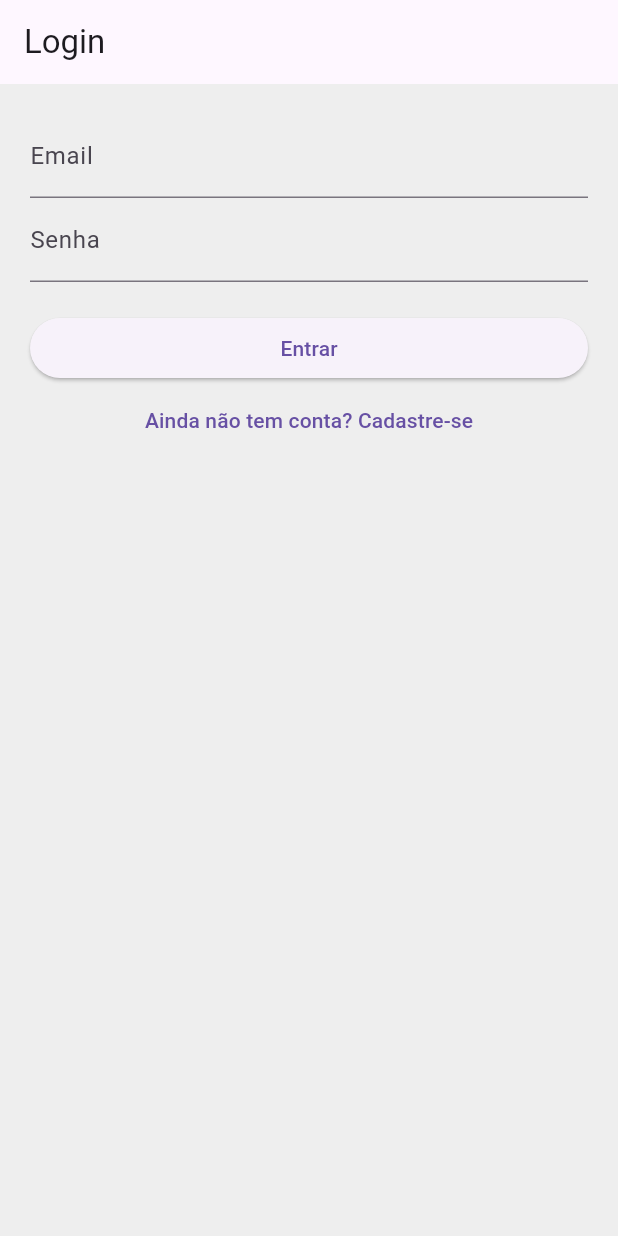
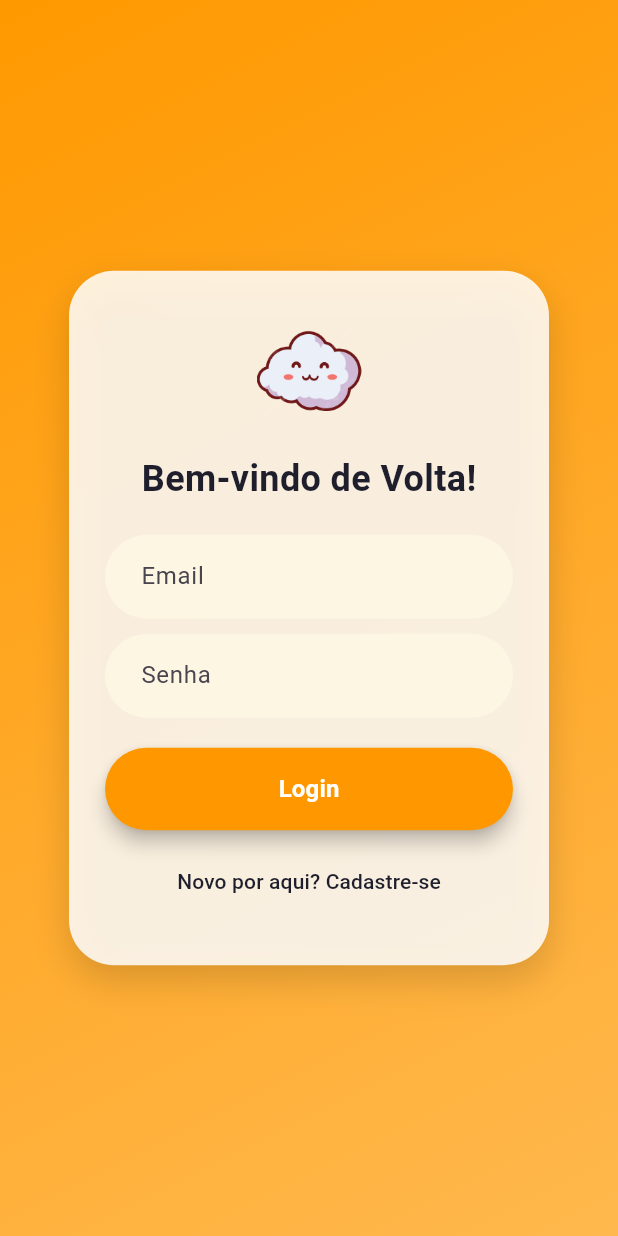
Before and after one commit to Lowpexay/projeto_gs_flutter, a Flutter app: the screen it shows after launch, on a phone screen of 412 x 824 dp. Run offline on Flutter 3.47's test engine with Material 3 defaults, Android fonts, the phone set to English and light mode, and no system bars; our stand-ins replace cloud_firestore, firebase_auth, firebase_core, flutter_map, geolocator, image_picker and 1 more; accounts and stored records are empty.

Commit message:
layout das telas

```diff
--- a/lib/login_page.dart
+++ b/lib/login_page.dart
@@ -25,37 +25,76 @@ class _LoginPageState extends State<LoginPage> {
     final auth = Provider.of<AuthService>(context);
 
     return Scaffold(
-      appBar: AppBar(title: Text(isLogin ? 'Login' : 'Cadastro')),
-      body: Padding(
-        padding: const EdgeInsets.all(20.0),
-        child: ListView(
+      body: Container(
+        width: double.infinity,
+        height: double.infinity,
+        decoration: const BoxDecoration(
+          gradient: LinearGradient(
+            colors: [Color(0xFFFF9900), Color(0xFFFFB84D)],
+            begin: Alignment.topLeft,
+            end: Alignment.bottomRight,
+          ),
+        ),
+        child: Center(
+          child: SingleChildScrollView(
+            child: Container(
+              width: 320,
+              padding: const EdgeInsets.symmetric(horizontal: 24, vertical: 32),
+              decoration: BoxDecoration(
+                color: Colors.white.withOpacity(0.85),
+                borderRadius: BorderRadius.circular(30),
+                boxShadow: [
+                  BoxShadow(
+                    color: Colors.black.withOpacity(0.15),
+                    blurRadius: 20,
+                    offset: const Offset(0, 10),
+                  ),
+                ],
+              ),
+              child: Column(
+                mainAxisSize: MainAxisSize.min,
                 children: [
+                  Image.asset(
+                    'assets/images/nuvem.png',
+                    height: 70,
+                  ),
+                  const SizedBox(height: 20),
+                  const Text(
+                    "Bem-vindo de Volta!",
+                    style: TextStyle(
+                      fontSize: 24,
+                      fontWeight: FontWeight.bold,
+                      color: Color(0xFF1E1E2C),
+                    ),
+                  ),
+                  const SizedBox(height: 20),
                   if (!isLogin) ...[
-              TextField(
-                controller: nomeController,
-                decoration: const InputDecoration(labelText: 'Nome'),
-              ),
-              TextField(
-                controller: sobrenomeController,
-                decoration: const InputDecoration(labelText: 'Sobrenome'),
-              ),
+                    _buildTextField("Nome", nomeController),
+                    const SizedBox(height: 10),
+                    _buildTextField("Sobrenome", sobrenomeController),
+                    const SizedBox(height: 10),
                     SwitchListTile(
-                title: const Text('Pessoa com deficiência (PCD)'),
+                      title: const Text("Pessoa com deficiência (PCD)"),
                       value: isPCD,
                       onChanged: (v) => setState(() => isPCD = v),
+                      activeColor: Colors.orange,
                     ),
                   ],
-            TextField(
-              controller: emailController,
-              decoration: const InputDecoration(labelText: 'Email'),
+                  _buildTextField("Email", emailController),
+                  const SizedBox(height: 10),
+                  _buildTextField("Senha", senhaController, obscure: true),
+                  const SizedBox(height: 20),
+                  SizedBox(
+                    width: double.infinity,
+                    child: ElevatedButton(
+                      style: ElevatedButton.styleFrom(
+                        padding: const EdgeInsets.symmetric(vertical: 16),
+                        backgroundColor: const Color.fromARGB(255, 255, 152, 0),
+                        shape: RoundedRectangleBorder(
+                          borderRadius: BorderRadius.circular(30),
                         ),
-            TextField(
-              controller: senhaController,
-              obscureText: true,
-              decoration: const InputDecoration(labelText: 'Senha'),
+                        elevation: 5,
                       ),
-            const SizedBox(height: 20),
-            ElevatedButton(
                       onPressed: () async {
                         String email = emailController.text;
                         String senha = senhaController.text;
@@ -72,14 +111,23 @@ class _LoginPageState extends State<LoginPage> {
                           setState(() {
                             error = e.message;
                           });
-                } catch (e) {
+                        } catch (_) {
                           setState(() {
                             error = 'Erro inesperado. Tente novamente.';
                           });
                         }
                       },
-              child: Text(isLogin ? "Entrar" : "Cadastrar"),
+                      child: Text(
+                        isLogin ? "Login" : "Cadastrar",
+                        style: const TextStyle(
+                          fontSize: 16,
+                          fontWeight: FontWeight.bold,
+                          color: Colors.white,
                         ),
+                      ),
+                    ),
+                  ),
+                  const SizedBox(height: 10),
                   TextButton(
                     onPressed: () {
                       setState(() {
@@ -87,18 +135,48 @@ class _LoginPageState extends State<LoginPage> {
                         error = '';
                       });
                     },
-              child: Text(isLogin
-                  ? 'Ainda não tem conta? Cadastre-se'
-                  : 'Já tem conta? Faça login'),
+                    child: Text(
+                      isLogin
+                          ? 'Novo por aqui? Cadastre-se'
+                          : 'Já tem conta? Faça login',
+                      style: const TextStyle(
+                        color: Color(0xFF1E1E2C),
+                        fontWeight: FontWeight.w500,
+                      ),
+                    ),
                   ),
                   if (error.isNotEmpty)
                     Padding(
-                padding: const EdgeInsets.only(top: 20),
-                child: Text(error, style: const TextStyle(color: Colors.red)),
+                      padding: const EdgeInsets.only(top: 10),
+                      child: Text(
+                        error,
+                        style: const TextStyle(color: Colors.red),
+                      ),
                     ),
                 ],
               ),
             ),
+          ),
+        ),
+      ),
+    );
+  }
+
+  Widget _buildTextField(String label, TextEditingController controller,
+      {bool obscure = false}) {
+    return TextField(
+      controller: controller,
+      obscureText: obscure,
+      decoration: InputDecoration(
+        hintText: label,
+        filled: true,
+        fillColor: const Color(0xFFFDF6E3),
+        border: OutlineInputBorder(
+          borderRadius: BorderRadius.circular(30),
+          borderSide: BorderSide.none,
+        ),
+        contentPadding: const EdgeInsets.symmetric(horizontal: 20, vertical: 16),
+      ),
     );
   }
 }
```
Also changed, not shown: assets/images/google.png (added). Lines whose indentation alone changed are shown as unchanged.
